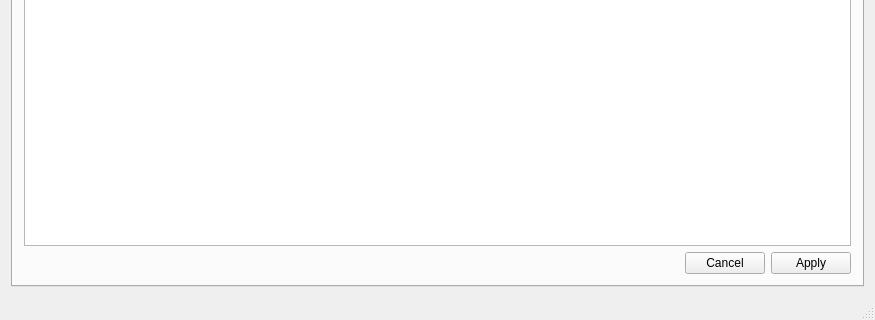
The window that src/everything/mainwindow.ui (xinyazhang/oldstuff-moonstone) describes before a commit, drawn with Qt 5; both pictures show x 0 to 875 and y 273 to 593 of the 875 by 593 pixel window.
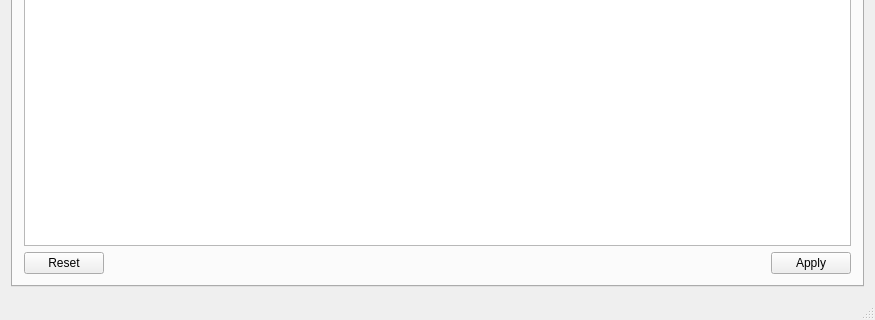
The same window after the commit.

Commit message: everything: UI update TASKLIST: update

```diff
--- a/src/everything/mainwindow.ui
+++ b/src/everything/mainwindow.ui
@@ -53,7 +53,7 @@
         <item>
          <widget class="QDialogButtonBox" name="buttonBox">
           <property name="standardButtons">
-           <set>QDialogButtonBox::Apply|QDialogButtonBox::Cancel</set>
+           <set>QDialogButtonBox::Apply|QDialogButtonBox::Reset</set>
           </property>
          </widget>
         </item>
```
Left out of the diff: 2 changed lines with no effect on the pictures. The commit also changes 3 other files.
